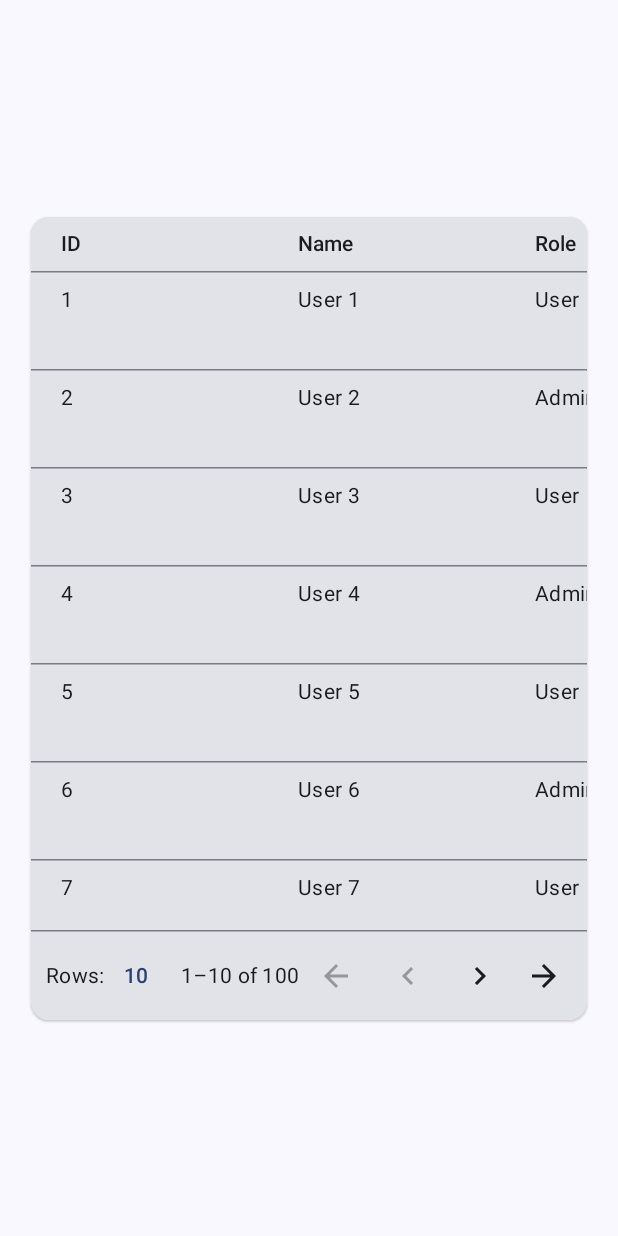
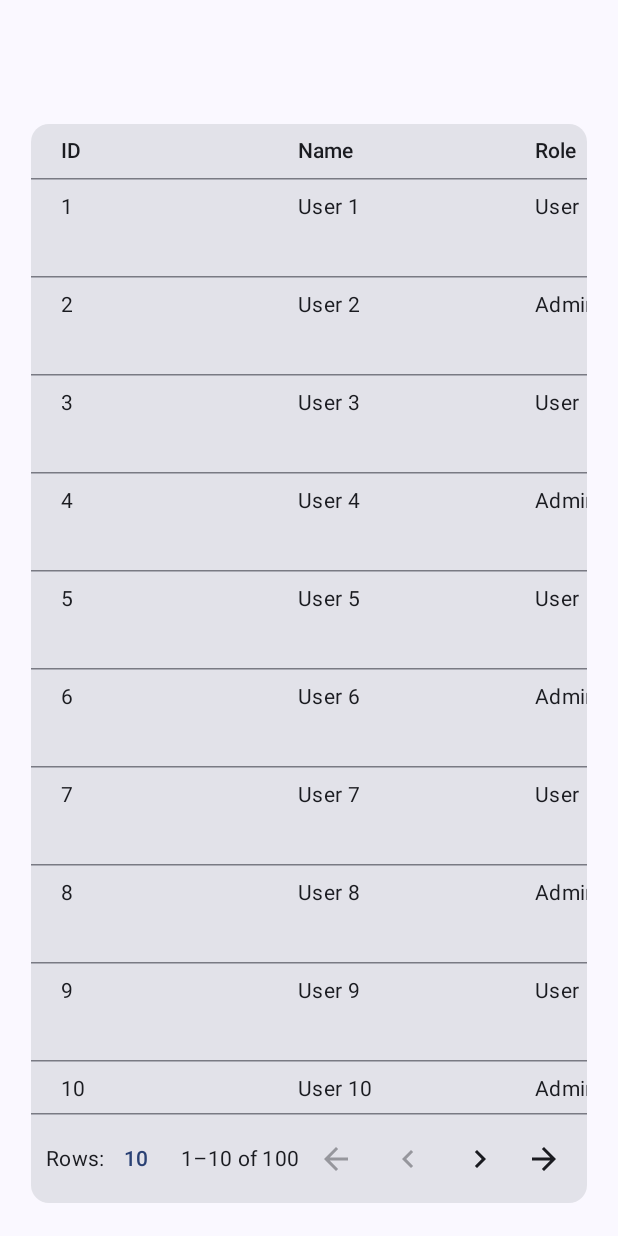
Before and after one commit to dufacoga/MaterialDataTableLibrary, an Android app built with Jetpack Compose: the screen it shows after launch (MainActivity), on a phone screen of 412 x 824 dp. Run offline under Robolectric (Android 15) with nearby library versions, the phone set to English and light mode, and no system bars.

Commit message:
Refactor: Enhance MaterialDataTableC for nested scrolling and landscape orientation
This commit refactors the `MaterialDataTableC` composable and its test screen (`MaterialDataTableTestScreen.kt`) to improve usability and adaptability:

**MaterialDataTableC.kt:**
- Replaced the inner `Column` with `verticalScroll` with a `LazyColumn`.
- Introduced a `childState: LazyListState` parameter to enable control and synchronization of the table's internal scroll state.
- Utilized `nestedScroll` with `rememberNestedScrollInteropConnection()` to allow the table to participate in nested scrolling scenarios, making it suitable for embedding within other scrollable layouts.
- Adjusted the main `Box` modifier to use `fillMaxHeight()` and a fixed `width` for better layout consistency.
- The `Card` now uses `fillMaxSize()` to adapt to its parent container.

**MaterialDataTableTestScreen.kt:**
- Wrapped the `MaterialDataTableC` in a `LazyColumn` to demonstrate and enable nested scrolling.
- Introduced `parentState` and `childState` for managing the scroll states of the outer and inner `LazyColumn` respectively.
- Dynamically calculates `width` and `height` based on screen dimensions and orientation.
- Adjusts the table `height` for landscape orientation to provide more vertical space.
- Added padding and a spacer to the `LazyColumn` in the test screen for better visual presentation.
- Removed the `BoxWithConstraints` that was previously used for sizing the table.

```diff
--- a/MaterialDataTable/src/main/java/com/example/materialdatatable/MaterialDataTableC.kt
+++ b/MaterialDataTable/src/main/java/com/example/materialdatatable/MaterialDataTableC.kt
@@ -5,6 +5,8 @@ import androidx.compose.material3.*
 import androidx.compose.foundation.layout.*
 import androidx.compose.foundation.border
 import androidx.compose.foundation.horizontalScroll
+import androidx.compose.foundation.lazy.LazyColumn
+import androidx.compose.foundation.lazy.LazyListState
 import androidx.compose.foundation.rememberScrollState
 import androidx.compose.foundation.verticalScroll
 import androidx.compose.material.icons.Icons
@@ -16,6 +18,8 @@ import androidx.compose.material.icons.filled.KeyboardArrowLeft
 import androidx.compose.material.icons.filled.KeyboardArrowRight
 import androidx.compose.ui.Alignment
 import androidx.compose.ui.Modifier
+import androidx.compose.ui.input.nestedscroll.nestedScroll
+import androidx.compose.ui.platform.rememberNestedScrollInteropConnection
 import androidx.compose.ui.text.style.TextOverflow
 import androidx.compose.ui.unit.Dp
 import androidx.compose.ui.unit.dp
@@ -27,6 +31,7 @@ fun MaterialDataTableC(
     dataLoader: suspend (page: Int, pageSize: Int) -> List<List<String>>?,
     onEdit: (rowIndex: Int) -> Unit,
     onDelete: (rowIndex: Int) -> Unit,
+    childState: LazyListState,
     width: Dp,
     height: Dp
 ) {
@@ -37,7 +42,6 @@ fun MaterialDataTableC(
     var rows by remember { mutableStateOf<List<List<String>>>(emptyList()) }
 
     val scrollStateHorizontal = rememberScrollState()
-    val scrollStateVertical = rememberScrollState()
 
     LaunchedEffect(currentPage, pageSize) {
         isLoading = true
@@ -45,28 +49,43 @@ fun MaterialDataTableC(
         isLoading = false
     }
 
-    Box(modifier = Modifier.fillMaxSize(), contentAlignment = Alignment.Center) {
+    Box(
+        modifier = Modifier
+            .fillMaxHeight()
+            .width(width)
+    ) {
         Card(
             modifier = Modifier
-                .width(width)
-                .height(height),
+                .fillMaxSize(),
             shape = MaterialTheme.shapes.medium,
             elevation = CardDefaults.cardElevation(defaultElevation = 1.dp)
         ) {
-            Column(modifier = Modifier.fillMaxSize()) {
+            Column(
+                modifier = Modifier
+                    .fillMaxSize()
+            ) {
                 if (isLoading) {
-                    Box(Modifier.fillMaxSize(), contentAlignment = Alignment.Center) {
+                    Box(
+                        Modifier
+                            .fillMaxSize(),
+                        contentAlignment = Alignment.Center
+                    ) {
                         CircularProgressIndicator()
                     }
                 } else {
-                    Box(
+                    LazyColumn(
+                        state = childState,
                         modifier = Modifier
-                            .weight(1f)
-                            .verticalScroll(scrollStateVertical)
+                            .height(height)
+                            .fillMaxWidth()
+                            .nestedScroll(
+                                rememberNestedScrollInteropConnection()
+                            )
                     ){
+                        item {
                             Column(
                                 modifier = Modifier
-                                .fillMaxWidth()
+                                    .fillMaxSize()
                             ) {
                                 Row(
                                     modifier = Modifier.horizontalScroll(scrollStateHorizontal)
@@ -131,6 +150,7 @@ fun MaterialDataTableC(
                                             }
 
                                             HorizontalDivider(thickness = 1.dp, color = MaterialTheme.colorScheme.outlineVariant)
+                                        }
                                     }
                                 }
                             }
--- a/app/src/main/java/com/example/materialdatatablelibrary/MaterialDataTableTestScreen.kt
+++ b/app/src/main/java/com/example/materialdatatablelibrary/MaterialDataTableTestScreen.kt
@@ -1,11 +1,23 @@
 package com.example.materialdatatablelibrary
 
+import android.content.res.Configuration
+import androidx.compose.foundation.layout.Arrangement
 import androidx.compose.foundation.layout.BoxWithConstraints
+import androidx.compose.foundation.layout.Spacer
 import androidx.compose.foundation.layout.fillMaxSize
+import androidx.compose.foundation.layout.height
+import androidx.compose.foundation.layout.padding
+import androidx.compose.foundation.layout.width
+import androidx.compose.foundation.lazy.LazyColumn
+import androidx.compose.foundation.lazy.items
+import androidx.compose.foundation.lazy.rememberLazyListState
 import androidx.compose.runtime.*
 import androidx.compose.material3.*
+import androidx.compose.ui.Alignment
 import androidx.compose.ui.Modifier
+import androidx.compose.ui.platform.LocalConfiguration
 import androidx.compose.ui.unit.Dp
+import androidx.compose.ui.unit.dp
 import com.example.materialdatatable.MaterialDataTableC
 import kotlinx.coroutines.delay
 
@@ -13,10 +25,30 @@ import kotlinx.coroutines.delay
 fun MaterialDataTableTestScreen() {
     val headers = listOf("ID", "Name", "Role", "Email")
 
-    BoxWithConstraints(modifier = Modifier.fillMaxSize()) {
-        val width: Dp = maxWidth * 0.9f
-        val height: Dp = maxHeight * 0.65f
+    val parentState = rememberLazyListState()
+    val childState  = rememberLazyListState()
 
+    val configuration = LocalConfiguration.current
+    val screenWidth = configuration.screenWidthDp.dp
+    val screenHeight = configuration.screenHeightDp.dp
+    val isLandscape = configuration.orientation == Configuration.ORIENTATION_LANDSCAPE
+
+    val width: Dp = screenWidth * 0.90f
+    val height: Dp = if (isLandscape) {
+        screenHeight * 1.5f
+    } else {
+        screenHeight * 0.80f
+    }
+
+    LazyColumn(
+        state = parentState,
+        modifier = Modifier
+            .fillMaxSize()
+            .padding(0.dp,screenHeight * 0.10f,0.dp,0.dp),
+        horizontalAlignment = Alignment.CenterHorizontally,
+        verticalArrangement = Arrangement.Center
+    ) {
+        item {
             MaterialDataTableC(
                 headers = headers,
                 dataLoader = { page, pageSize ->
@@ -33,8 +65,12 @@ fun MaterialDataTableTestScreen() {
                 },
                 onEdit = { rowIndex -> println("Edit row at index $rowIndex") },
                 onDelete = { rowIndex -> println("Delete row at index $rowIndex") },
+                childState = childState,
                 width = width,
                 height = height
             )
+
+            Spacer(modifier = Modifier.height(screenHeight * 0.10f))
         }
     }
+}
```
Lines whose indentation alone changed are shown as unchanged.
